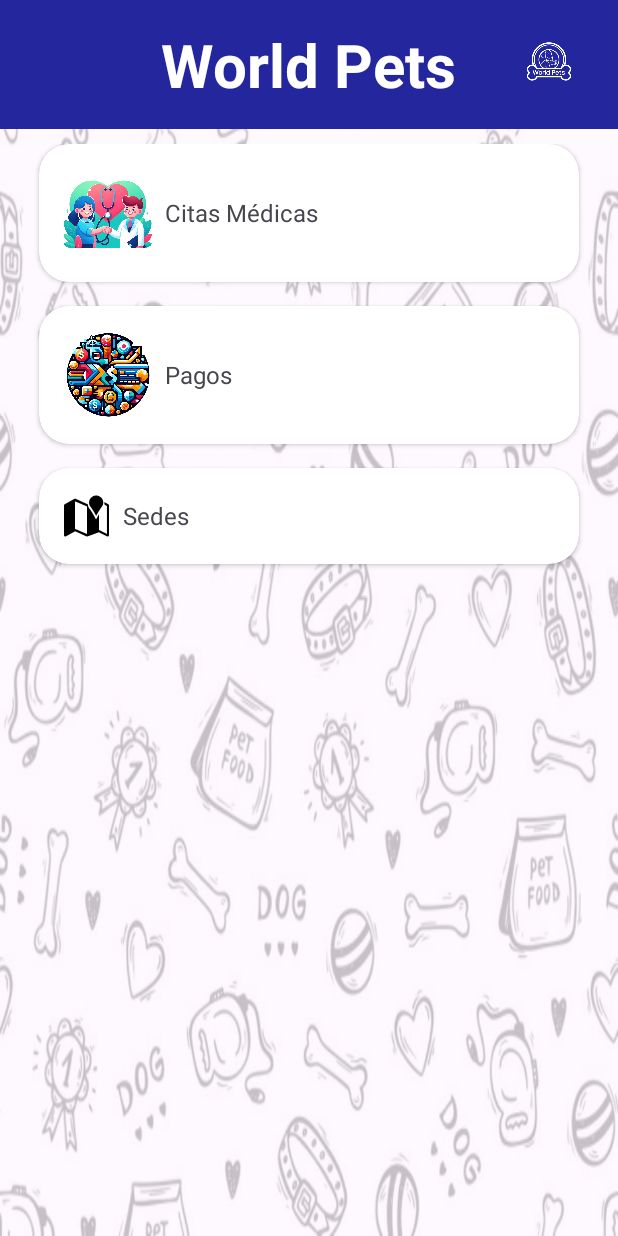
After one commit to dbulla1989/WorldPetsMobile, an Android app: the Inicio screen opened directly, with no data from a screen before it, on a phone screen of 412 x 824 dp. The commit adds this screen. Run offline under Robolectric (Android 15) with nearby library versions, the phone set to English and light mode, and no system bars; 1 statement that could not run was skipped.

Commit message:
cargue 1

```diff
--- a/app/src/main/AndroidManifest.xml
+++ b/app/src/main/AndroidManifest.xml
@@ -13,6 +13,9 @@
         android:theme="@style/Theme.WorldPetsMobile"
         tools:targetApi="31">
         <activity
+            android:name=".Inicio"
+            android:exported="false" />
+        <activity
             android:name=".LoginActivity"
             android:exported="false" />
         <activity
--- /dev/null
+++ b/app/src/main/java/com/example/worldpetsmobile/Inicio.java
@@ -0,0 +1,51 @@
+package com.example.worldpetsmobile;
+
+import android.content.Intent;
+import android.os.Bundle;
+import android.view.View;
+
+import androidx.activity.EdgeToEdge;
+import androidx.appcompat.app.AppCompatActivity;
+import androidx.cardview.widget.CardView;
+import androidx.core.graphics.Insets;
+import androidx.core.view.ViewCompat;
+import androidx.core.view.WindowInsetsCompat;
+
+public class Inicio extends AppCompatActivity {
+
+    private CardView Medicas, Pagos, Sedes;
+
+    @Override
+    protected void onCreate(Bundle savedInstanceState) {
+        super.onCreate(savedInstanceState);
+        EdgeToEdge.enable(this);
+        setContentView(R.layout.activity_inicio);
+
+        Medicas = findViewById(R.id.card_citas_medicas);
+        Pagos = findViewById(R.id.card_pagos);
+        Sedes = findViewById(R.id.card_sedes);
+
+    /*    Medicas.setOnClickListener(new View.OnClickListener() {
+            @Override
+            public void onClick(View v) {
+                Intent intent = new Intent(Inicio.this, CitasMedicasActivity.class);
+                startActivity(intent);
+
+            }
+        });
+        Pagos.setOnClickListener(new View.OnClickListener() {
+            @Override
+            public void onClick(View v) {
+                Intent intent = new Intent(Inicio.this, CitasMedicasActivity.class);
+                startActivity(intent);
+            }
+        });
+        Sedes.setOnClickListener(new View.OnClickListener() {
+            @Override
+            public void onClick(View v) {
+                Intent intent = new Intent(Inicio.this, CitasMedicasActivity.class);
+                startActivity(intent);
+            }
+        });*/
+    }
+}
--- a/app/src/main/java/com/example/worldpetsmobile/MainActivity.java
+++ b/app/src/main/java/com/example/worldpetsmobile/MainActivity.java
@@ -2,12 +2,9 @@ package com.example.worldpetsmobile;
 
 import android.content.Intent;
 import android.os.Bundle;
-
+import android.os.Handler;
 import androidx.activity.EdgeToEdge;
 import androidx.appcompat.app.AppCompatActivity;
-import androidx.core.graphics.Insets;
-import androidx.core.view.ViewCompat;
-import androidx.core.view.WindowInsetsCompat;
 
 public class MainActivity extends AppCompatActivity {
 
@@ -17,8 +14,18 @@ public class MainActivity extends AppCompatActivity {
         EdgeToEdge.enable(this);
         setContentView(R.layout.activity_main);
 
-        Intent intent = new Intent(this, LoginActivity.class);
-        startActivity(intent);
+        new Handler().postDelayed(new Runnable() {
+            @Override
+            public void run() {
+                // Iniciar la siguiente actividad
+                Intent intent = new Intent(MainActivity.this, LoginActivity.class);
+                startActivity(intent);
+                // Opcional: Cerrar la actividad actual
+                finish();
+            }
+        }, 8000); // tiempo en milisegundos
+
+
 
     }
 }
--- /dev/null
+++ b/app/src/main/res/layout/activity_inicio.xml
@@ -0,0 +1,187 @@
+<?xml version="1.0" encoding="utf-8"?>
+
+<androidx.drawerlayout.widget.DrawerLayout
+    xmlns:android="http://schemas.android.com/apk/res/android"
+    xmlns:app="http://schemas.android.com/apk/res-auto"
+    xmlns:tools="http://schemas.android.com/tools"
+    android:layout_width="match_parent"
+    android:layout_height="match_parent">
+    <ImageView
+        android:layout_width="match_parent"
+        android:layout_height="match_parent"
+        android:background="@drawable/pets"
+        android:alpha="0.25"></ImageView>
+
+    <RelativeLayout
+        android:layout_width="match_parent"
+        android:layout_height="match_parent">
+
+        <!-- Encabezado azul con logo y menú -->
+
+        <!-- ConstraintLayout para el contenido principal -->
+
+        <RelativeLayout
+            android:id="@+id/header"
+            android:layout_width="match_parent"
+            android:layout_height="wrap_content"
+            android:background="#23269D"
+            android:padding="16dp">
+
+            <!-- Logo -->
+
+            <!-- Título -->
+            <ImageView
+                android:id="@+id/logo"
+                android:layout_width="100dp"
+                android:layout_height="50dp"
+                android:layout_alignParentStart="true"
+                android:layout_marginStart="320dp"
+                android:contentDescription="Logo"
+                android:src="@mipmap/world_pets"
+                app:tint="@color/white"/>
+
+            <TextView
+                android:id="@+id/header_title"
+                android:layout_width="wrap_content"
+                android:layout_height="wrap_content"
+                android:layout_centerInParent="true"
+                android:gravity="center"
+                android:text="World Pets"
+                android:textColor="#FFFFFF"
+                android:textSize="40dp"
+                android:textStyle="bold" />
+
+            <!-- Menú de navegación -->
+            <ImageView
+                android:id="@+id/menu_icon"
+                android:layout_width="wrap_content"
+                android:layout_height="wrap_content"
+                android:layout_alignParentStart="true"
+                android:layout_centerVertical="true"
+                android:contentDescription="Menú"
+                android:src="@android:drawable/ic_menu"
+                app:tint="@color/white"/>
+
+        </RelativeLayout>
+
+        <androidx.constraintlayout.widget.ConstraintLayout
+            android:layout_width="match_parent"
+            android:layout_height="match_parent"
+            android:layout_below="@id/header"
+            android:layout_margin="10dp">
+
+            <!-- Tarjeta para Citas Médicas -->
+            <androidx.cardview.widget.CardView
+                android:id="@+id/card_citas_medicas"
+                android:layout_width="0dp"
+                android:layout_height="wrap_content"
+                android:layout_margin="16dp"
+                app:cardCornerRadius="20dp"
+                app:layout_constraintEnd_toEndOf="parent"
+                app:layout_constraintStart_toStartOf="parent"
+                app:layout_constraintTop_toBottomOf="@id/header"
+                tools:ignore="NotSibling">
+
+                <LinearLayout
+                    android:layout_width="match_parent"
+                    android:layout_height="wrap_content"
+                    android:gravity="center_vertical"
+                    android:orientation="horizontal"
+                    android:padding="16dp">
+
+                    <ImageView
+                        android:layout_width="90px"
+                        android:layout_height="90px"
+                        android:contentDescription="Citas Médicas"
+                        android:src="@drawable/citas" />
+
+                    <TextView
+                        android:layout_width="wrap_content"
+                        android:layout_height="wrap_content"
+                        android:layout_marginStart="8dp"
+                        android:text="Citas Médicas"
+                        android:textSize="16sp" />
+                </LinearLayout>
+            </androidx.cardview.widget.CardView>
+
+            <!-- Tarjeta para Pagos -->
+            <androidx.cardview.widget.CardView
+                android:id="@+id/card_pagos"
+                android:layout_width="0dp"
+                android:layout_height="wrap_content"
+                android:layout_margin="16dp"
+                app:cardCornerRadius="20dp"
+                app:layout_constraintEnd_toEndOf="parent"
+                app:layout_constraintStart_toStartOf="parent"
+                app:layout_constraintTop_toBottomOf="@id/card_citas_medicas">
+
+                <LinearLayout
+                    android:layout_width="match_parent"
+                    android:layout_height="wrap_content"
+                    android:gravity="center_vertical"
+                    android:orientation="horizontal"
+                    android:padding="16dp">
+
+                    <ImageView
+                        android:layout_width="90px"
+                        android:layout_height="90px"
+                        android:contentDescription="Pagos"
+                        android:src="@drawable/pagos" />
+
+                    <TextView
+                        android:layout_width="wrap_content"
+                        android:layout_height="wrap_content"
+                        android:layout_marginStart="8dp"
+                        android:text="Pagos"
+                        android:textSize="16sp" />
+                </LinearLayout>
+            </androidx.cardview.widget.CardView>
+
+            <!-- Tarjeta para Sedes -->
+            <androidx.cardview.widget.CardView
+                android:id="@+id/card_sedes"
+                android:layout_width="0dp"
+                android:layout_height="wrap_content"
+                android:layout_margin="16dp"
+                app:cardCornerRadius="20dp"
+                app:layout_constraintEnd_toEndOf="parent"
+                app:layout_constraintStart_toStartOf="parent"
+                app:layout_constraintTop_toBottomOf="@id/card_pagos">
+
+                <LinearLayout
+                    android:layout_width="match_parent"
+                    android:layout_height="wrap_content"
+                    android:gravity="center_vertical"
+                    android:orientation="horizontal"
+                    android:padding="16dp">
+
+                    <ImageView
+                        android:layout_width="wrap_content"
+                        android:layout_height="wrap_content"
+                        android:contentDescription="Sedes"
+                        android:src="@android:drawable/ic_dialog_map"
+                        app:tint="@color/black" />
+
+                    <TextView
+                        android:layout_width="wrap_content"
+                        android:layout_height="wrap_content"
+                        android:layout_marginStart="8dp"
+                        android:text="Sedes"
+                        android:textSize="16sp" />
+                </LinearLayout>
+            </androidx.cardview.widget.CardView>
+
+            <!-- Agrega otras dos tarjetas de manera similar -->
+        </androidx.constraintlayout.widget.ConstraintLayout>
+    </RelativeLayout>
+
+    <!-- Contenido del Navigation Drawer -->
+    <!--<com.google.android.material.navigation.NavigationView
+        android:id="@+id/nav_view"
+        android:layout_width="wrap_content"
+        android:layout_height="match_parent"
+        android:layout_gravity="start"
+        app:menu="@menu/drawer_menu" /> -->
+    </androidx.drawerlayout.widget.DrawerLayout>
+
+<!--</androidx.constraintlayout.widget.ConstraintLayout>-->
--- a/app/src/main/res/layout/activity_main.xml
+++ b/app/src/main/res/layout/activity_main.xml
@@ -6,16 +6,21 @@
     android:layout_width="match_parent"
     android:layout_height="wrap_content"
     android:fitsSystemWindows="true"
-    tools:context=".MainActivity">
+    tools:context=".MainActivity"
+    android:foreground="@mipmap/world_pets">
 
     <LinearLayout
         android:id="@+id/linearLayout"
         android:layout_width="0dp"
-        android:layout_height="0dp"
+        android:layout_height="730dp"
         android:foreground="@drawable/pets"
+        android:foregroundGravity="fill_horizontal|fill_vertical|fill"
         android:orientation="vertical"
+        android:alpha="0.27"
         app:layout_constraintBottom_toBottomOf="parent"
         app:layout_constraintEnd_toEndOf="parent"
+        app:layout_constraintHorizontal_bias="0.0"
         app:layout_constraintStart_toStartOf="parent"
-        app:layout_constraintTop_toTopOf="parent"></LinearLayout>
+        app:layout_constraintTop_toTopOf="parent"
+        app:layout_constraintVertical_bias="1.0"/>
 </androidx.constraintlayout.widget.ConstraintLayout>
```
Also changed, not shown: app/src/main/res/drawable/citas.png (added), app/src/main/res/drawable/pagos.png (added), app/src/main/res/mipmap-mdpi/world_pets.png (added).
